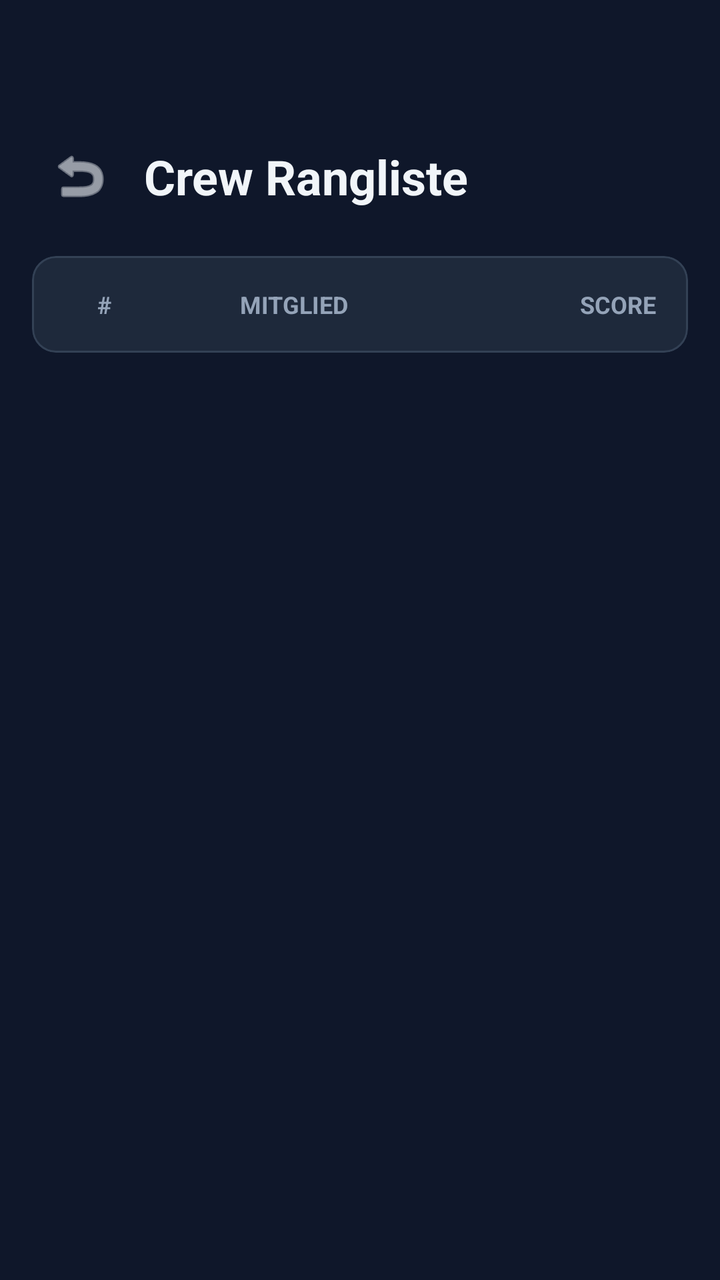
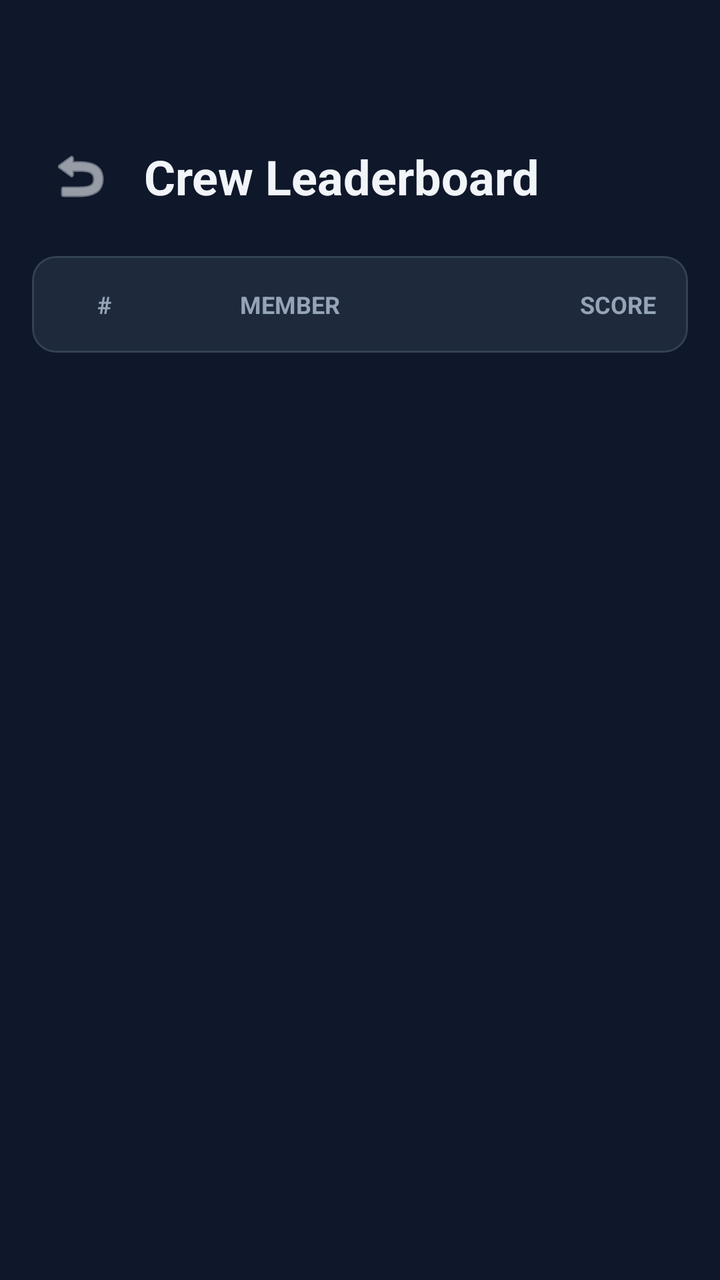

The first picture is an Android layout as it rendered before a commit; the second is the same layout after the commit. The layout source and the unified diff follow.
<!-- AndroidManifest.xml: application theme Theme.MobileSE -->
<!-- res/layout/activity_dashboard.xml -->
<?xml version="1.0" encoding="utf-8"?>
<androidx.constraintlayout.widget.ConstraintLayout xmlns:android="http://schemas.android.com/apk/res/android"
    xmlns:app="http://schemas.android.com/apk/res-auto"
    android:layout_width="match_parent"
    android:layout_height="match_parent"
    android:background="@color/background">

    
    <androidx.constraintlayout.widget.ConstraintLayout
        android:id="@+id/clTop"
        android:layout_width="match_parent"
        android:layout_height="wrap_content"
        android:paddingTop="48dp"
        app:layout_constraintTop_toTopOf="parent">

        <ImageButton
            android:id="@+id/btnBackDashboard"
            android:layout_width="48dp"
            android:layout_height="48dp"
            android:layout_margin="16dp"
            android:background="?android:attr/selectableItemBackgroundBorderless"
            android:contentDescription="Zurück"
            android:src="@android:drawable/ic_menu_revert"
            app:layout_constraintStart_toStartOf="parent"
            app:layout_constraintTop_toTopOf="parent"
            app:tint="@color/text_main" />

        <TextView
            android:id="@+id/tvDashboardTitle"
            android:layout_width="wrap_content"
            android:layout_height="wrap_content"
            android:text="Crew Rangliste"
            android:textSize="24sp"
            android:textStyle="bold"
            android:textColor="@color/text_main"
            app:layout_constraintTop_toTopOf="@id/btnBackDashboard"
            app:layout_constraintBottom_toBottomOf="@id/btnBackDashboard"
            app:layout_constraintStart_toEndOf="@id/btnBackDashboard"
            android:layout_marginStart="8dp" />
    </androidx.constraintlayout.widget.ConstraintLayout>

    <com.google.android.material.card.MaterialCardView
        android:id="@+id/cvLeaderboardHeader"
        android:layout_width="match_parent"
        android:layout_height="wrap_content"
        android:layout_margin="16dp"
        app:cardCornerRadius="12dp"
        app:cardElevation="0dp"
        app:strokeWidth="1dp"
        app:strokeColor="@color/divider"
        app:layout_constraintTop_toBottomOf="@id/clTop">

        <LinearLayout
            android:layout_width="match_parent"
            android:layout_height="wrap_content"
            android:orientation="horizontal"
            android:padding="16dp">

            <TextView
                android:layout_width="40dp"
                android:layout_height="wrap_content"
                android:text="#"
                android:textSize="12sp"
                android:textStyle="bold"
                android:textColor="@color/text_secondary"
                android:gravity="center" />

            <TextView
                android:layout_width="0dp"
                android:layout_height="wrap_content"
                android:layout_weight="1"
                android:text="MITGLIED"
                android:textSize="12sp"
                android:textStyle="bold"
                android:textColor="@color/text_secondary"
                android:layout_marginStart="48dp" />

            <TextView
                android:layout_width="wrap_content"
                android:layout_height="wrap_content"
                android:text="SCORE"
                android:textSize="12sp"
                android:textStyle="bold"
                android:textColor="@color/text_secondary" />
        </LinearLayout>
    </com.google.android.material.card.MaterialCardView>

    <ScrollView
        android:layout_width="match_parent"
        android:layout_height="0dp"
        android:fillViewport="true"
        app:layout_constraintTop_toBottomOf="@id/cvLeaderboardHeader"
        app:layout_constraintBottom_toBottomOf="parent">

        <LinearLayout
            android:id="@+id/llLeaderboardContainer"
            android:layout_width="match_parent"
            android:layout_height="wrap_content"
            android:orientation="vertical"
            android:padding="16dp" />
    </ScrollView>

</androidx.constraintlayout.widget.ConstraintLayout>
<!-- resources referenced by this layout -->
<resources>
  <color name="background">#0F172A</color>
  <color name="divider">#334155</color>
  <color name="text_main">#F1F5F9</color>
  <color name="text_secondary">#94A3B8</color>
  <style name="Theme.MobileSE" parent="Base.Theme.MobileSE" />
  <style name="Base.Theme.MobileSE" parent="Theme.MaterialComponents.NoActionBar">
          
          <item name="colorPrimary">@color/primary</item>
          <item name="colorPrimaryVariant">@color/primary_dark</item>
          <item name="colorOnPrimary">@color/background</item>
          
          <item name="colorSecondary">@color/accent</item>
          <item name="colorSecondaryVariant">@color/accent</item>
          <item name="colorOnSecondary">@color/background</item>
          
          <item name="android:statusBarColor">@color/background</item>
          <item name="android:windowLightStatusBar">false</item>
          
          <item name="android:windowBackground">@color/background</item>
  
          
          <item name="android:textColorPrimary">@color/text_main</item>
          <item name="android:textColorSecondary">@color/text_secondary</item>
  
          
          <item name="materialCardViewStyle">@style/Widget.App.CardView</item>
      </style>
  <color name="primary">#818CF8</color>
  <color name="primary_dark">#6366F1</color>
  <color name="accent">#34D399</color>
  <style name="Widget.App.CardView" parent="Widget.MaterialComponents.CardView">
          <item name="cardBackgroundColor">@color/surface</item>
          <item name="cardElevation">2dp</item>
          <item name="shapeAppearanceOverlay">@style/ShapeAppearance.App.MediumComponent</item>
      </style>
  <color name="surface">#1E293B</color>
  <style name="ShapeAppearance.App.MediumComponent" parent="ShapeAppearance.MaterialComponents.MediumComponent">
          <item name="cornerFamily">rounded</item>
          <item name="cornerSize">16dp</item>
      </style>
</resources>

<!-- the commit's change to res/layout/activity_dashboard.xml (unified diff, before → after) -->
@@ -19,7 +19,7 @@
             android:layout_height="48dp"
             android:layout_margin="16dp"
             android:background="?android:attr/selectableItemBackgroundBorderless"
-            android:contentDescription="Zurück"
+            android:contentDescription="@string/back_desc"
             android:src="@android:drawable/ic_menu_revert"
             app:layout_constraintStart_toStartOf="parent"
             app:layout_constraintTop_toTopOf="parent"
@@ -29,7 +29,7 @@
             android:id="@+id/tvDashboardTitle"
             android:layout_width="wrap_content"
             android:layout_height="wrap_content"
-            android:text="Crew Rangliste"
+            android:text="@string/crew_ranking"
             android:textSize="24sp"
             android:textStyle="bold"
             android:textColor="@color/text_main"
@@ -59,7 +59,7 @@
             <TextView
                 android:layout_width="40dp"
                 android:layout_height="wrap_content"
-                android:text="#"
+                android:text="@string/rank_header"
                 android:textSize="12sp"
                 android:textStyle="bold"
                 android:textColor="@color/text_secondary"
@@ -69,7 +69,7 @@
                 android:layout_width="0dp"
                 android:layout_height="wrap_content"
                 android:layout_weight="1"
-                android:text="MITGLIED"
+                android:text="@string/member_header"
                 android:textSize="12sp"
                 android:textStyle="bold"
                 android:textColor="@color/text_secondary"
@@ -78,7 +78,7 @@
             <TextView
                 android:layout_width="wrap_content"
                 android:layout_height="wrap_content"
-                android:text="SCORE"
+                android:text="@string/score_header"
                 android:textSize="12sp"
                 android:textStyle="bold"
                 android:textColor="@color/text_secondary" />
<!-- resource entries referenced after the edit -->
@@ -4,6 +4,11 @@
   <color name="divider">#334155</color>
   <color name="text_main">#F1F5F9</color>
   <color name="text_secondary">#94A3B8</color>
+  <string name="back_desc">Back</string>
+  <string name="crew_ranking">Crew Leaderboard</string>
+  <string name="member_header">MEMBER</string>
+  <string name="rank_header">#</string>
+  <string name="score_header">SCORE</string>
   <style name="Theme.MobileSE" parent="Base.Theme.MobileSE" />
   <style name="Base.Theme.MobileSE" parent="Theme.MaterialComponents.NoActionBar">
           
